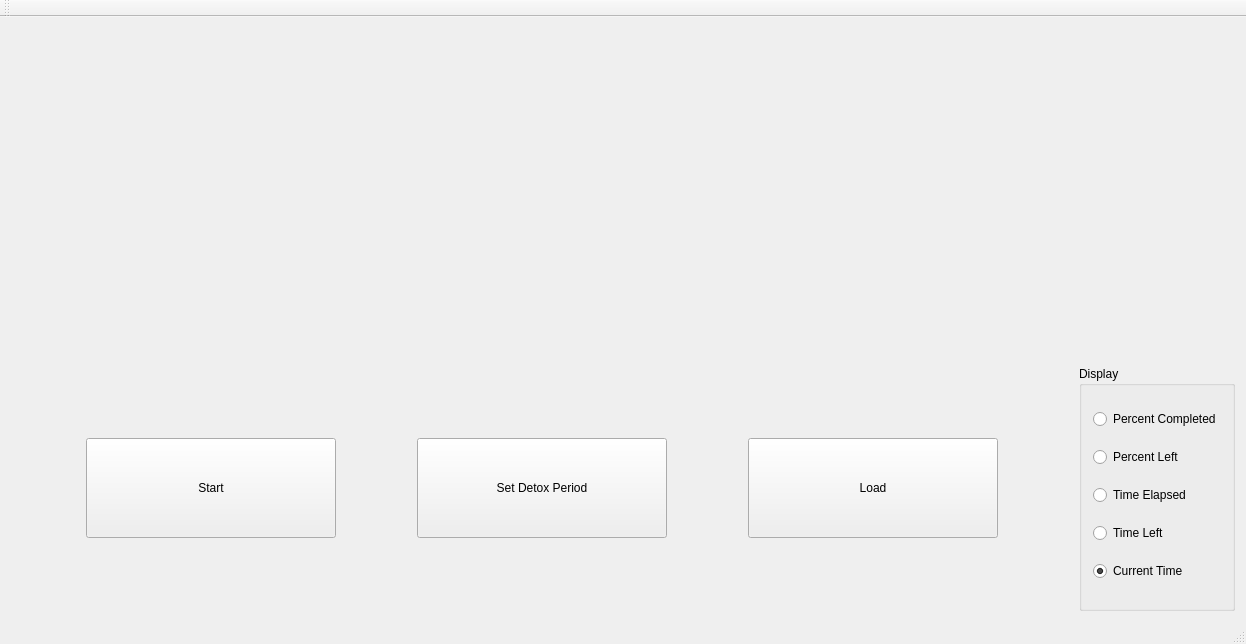
The window that mainwindow.ui (SanjeeY/detoxclox) describes before a commit, drawn with Qt 5.
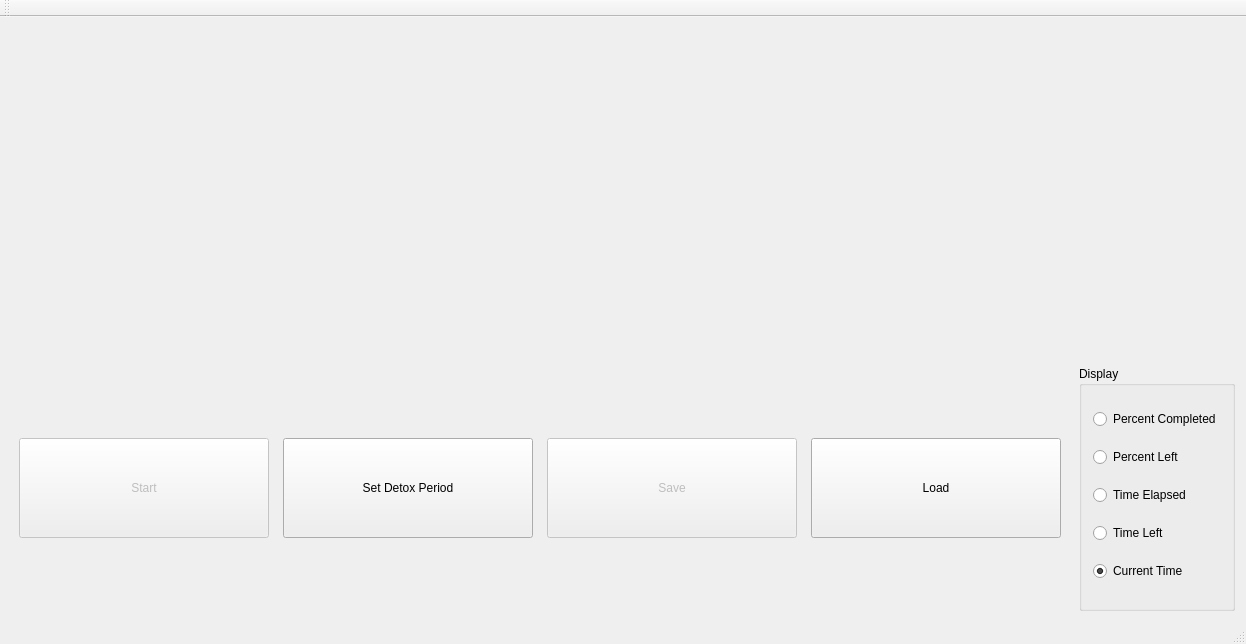
The same window after the commit.

Diff of the .ui file:
```diff
--- a/mainwindow.ui
+++ b/mainwindow.ui
@@ -54,8 +54,33 @@
       </item>
       <item row="1" column="0">
        <layout class="QGridLayout" name="gridLayout">
+        <item row="0" column="2">
+         <widget class="QPushButton" name="saveButton">
+          <property name="enabled">
+           <bool>false</bool>
+          </property>
+          <property name="sizePolicy">
+           <sizepolicy hsizetype="Fixed" vsizetype="Maximum">
+            <horstretch>1</horstretch>
+            <verstretch>0</verstretch>
+           </sizepolicy>
+          </property>
+          <property name="minimumSize">
+           <size>
+            <width>250</width>
+            <height>100</height>
+           </size>
+          </property>
+          <property name="text">
+           <string>Save</string>
+          </property>
+         </widget>
+        </item>
         <item row="0" column="0">
          <widget class="QPushButton" name="startButton">
+          <property name="enabled">
+           <bool>false</bool>
+          </property>
           <property name="sizePolicy">
            <sizepolicy hsizetype="Fixed" vsizetype="Maximum">
             <horstretch>0</horstretch>
@@ -71,6 +96,15 @@
           <property name="text">
            <string>Start</string>
           </property>
+          <property name="checkable">
+           <bool>false</bool>
+          </property>
+          <property name="default">
+           <bool>false</bool>
+          </property>
+          <property name="flat">
+           <bool>false</bool>
+          </property>
          </widget>
         </item>
         <item row="0" column="1">
@@ -95,11 +129,11 @@
           </property>
          </widget>
         </item>
-        <item row="0" column="2">
-         <widget class="QPushButton" name="restartButton">
+        <item row="0" column="3">
+         <widget class="QPushButton" name="loadButton">
           <property name="sizePolicy">
-           <sizepolicy hsizetype="Fixed" vsizetype="Maximum">
-            <horstretch>1</horstretch>
+           <sizepolicy hsizetype="Fixed" vsizetype="Fixed">
+            <horstretch>0</horstretch>
             <verstretch>0</verstretch>
            </sizepolicy>
           </property>
```
Left out of the diff: 4 changed lines with no effect on the pictures.
